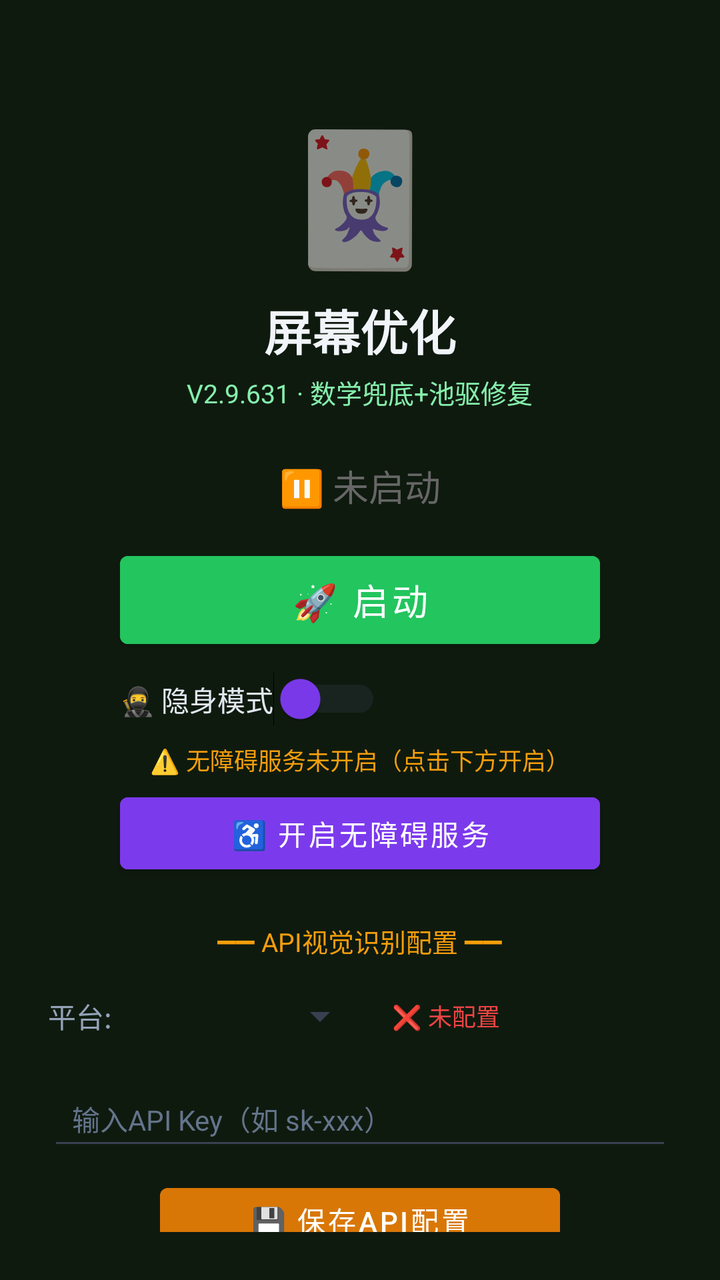
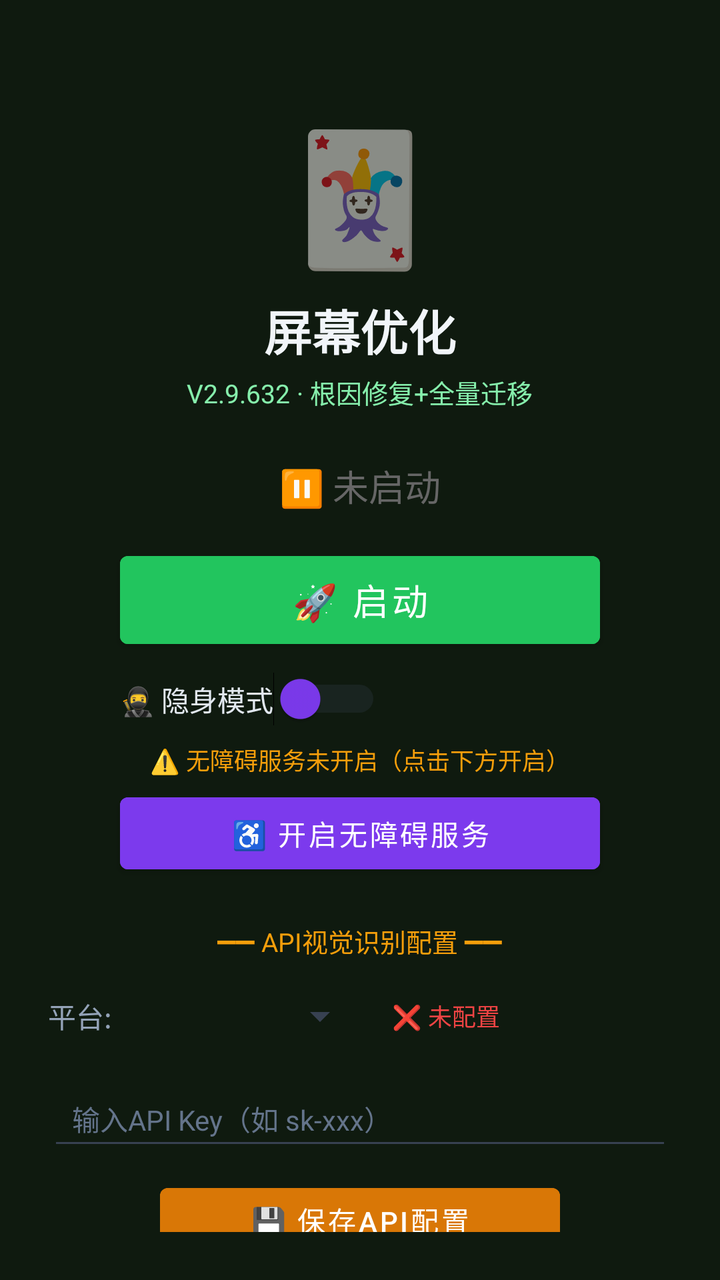

Before-and-after screenshots of an Android layout around one commit, followed by the original layout XML and the change that was made.
<!-- AndroidManifest.xml: activity theme Theme.MjScreenshot -->
<!-- res/layout/activity_main.xml -->
<?xml version="1.0" encoding="utf-8"?>
<LinearLayout xmlns:android="http://schemas.android.com/apk/res/android"
    android:layout_width="match_parent"
    android:layout_height="match_parent"
    android:orientation="vertical"
    android:background="#0f1a0f"
    android:padding="24dp"
    android:gravity="center_horizontal">

    <TextView
        android:layout_width="wrap_content"
        android:layout_height="wrap_content"
        android:text="🃏"
        android:textSize="64sp"
        android:layout_marginTop="30dp" />

    <TextView
        android:layout_width="wrap_content"
        android:layout_height="wrap_content"
        android:text="屏幕优化"
        android:textSize="24sp"
        android:textColor="#f1f5f9"
        android:textStyle="bold"
        android:layout_marginTop="8dp" />

    <TextView
        android:layout_width="wrap_content"
        android:layout_height="wrap_content"
        android:text="V2.9.631 · 数学兜底+池驱修复"
        android:textSize="13sp"
        android:textColor="#86efac"
        android:layout_marginTop="4dp" />

    <TextView
        android:id="@+id/tvStatus"
        android:layout_width="wrap_content"
        android:layout_height="wrap_content"
        android:text="⏸ 未启动"
        android:textSize="18sp"
        android:textColor="#666666"
        android:layout_marginTop="24dp" />

    <Button
        android:id="@+id/btnStart"
        android:layout_width="240dp"
        android:layout_height="56dp"
        android:text="🚀 启动"
        android:textSize="18sp"
        android:textColor="#ffffff"
        android:backgroundTint="#22c55e"
        android:layout_marginTop="16dp" />

    <Button
        android:id="@+id/btnHelper"
        android:layout_width="240dp"
        android:layout_height="56dp"
        android:text="🃏 打开智囊"
        android:textSize="16sp"
        android:textColor="#ffffff"
        android:backgroundTint="#16a34a"
        android:layout_marginTop="12dp"
        android:visibility="gone" />

    
    <LinearLayout
        android:layout_width="240dp"
        android:layout_height="wrap_content"
        android:orientation="horizontal"
        android:gravity="center_vertical"
        android:layout_marginTop="8dp">

        <Switch
            android:id="@+id/switchStealth"
            android:layout_width="wrap_content"
            android:layout_height="wrap_content"
            android:text="🥷 隐身模式"
            android:textColor="#e2e8f0"
            android:textSize="14sp"
            android:thumbTint="#7c3aed"
            android:trackTint="#374151" />
    </LinearLayout>

    <TextView
        android:id="@+id/tvAccessibilityStatus"
        android:layout_width="wrap_content"
        android:layout_height="wrap_content"
        android:text="⚠️ 无障碍服务未开启（点击下方开启）"
        android:textSize="12sp"
        android:textColor="#f59e0b"
        android:layout_marginTop="8dp"
        android:gravity="center" />

    <Button
        android:id="@+id/btnAccessibility"
        android:layout_width="240dp"
        android:layout_height="48dp"
        android:text="♿ 开启无障碍服务"
        android:textSize="14sp"
        android:textColor="#ffffff"
        android:backgroundTint="#7c3aed"
        android:layout_marginTop="4dp" />

    <TextView
        android:layout_width="wrap_content"
        android:layout_height="wrap_content"
        android:text="━━ API视觉识别配置 ━━"
        android:textSize="13sp"
        android:textColor="#f59e0b"
        android:layout_marginTop="20dp" />

    <LinearLayout
        android:layout_width="match_parent"
        android:layout_height="wrap_content"
        android:orientation="horizontal"
        android:layout_marginTop="8dp"
        android:gravity="center_vertical">

        <TextView
            android:layout_width="wrap_content"
            android:layout_height="wrap_content"
            android:text="平台:"
            android:textSize="14sp"
            android:textColor="#94a3b8" />

        <Spinner
            android:id="@+id/spinnerProvider"
            android:layout_width="120dp"
            android:layout_height="40dp"
            android:layout_marginStart="8dp"
            android:backgroundTint="#374151" />

        <TextView
            android:id="@+id/tvApiStatus"
            android:layout_width="wrap_content"
            android:layout_height="wrap_content"
            android:text="❌ 未配置"
            android:textSize="12sp"
            android:textColor="#ef4444"
            android:layout_marginStart="12dp" />
    </LinearLayout>

    <EditText
        android:id="@+id/etApiKey"
        android:layout_width="match_parent"
        android:layout_height="44dp"
        android:hint="输入API Key（如 sk-xxx）"
        android:textSize="14sp"
        android:textColor="#e2e8f0"
        android:textColorHint="#64748b"
        android:backgroundTint="#374151"
        android:inputType="textPassword"
        android:layout_marginTop="8dp"
        android:paddingStart="12dp"
        android:paddingEnd="12dp" />

    <Button
        android:id="@+id/btnSaveApi"
        android:layout_width="200dp"
        android:layout_height="44dp"
        android:text="💾 保存API配置"
        android:textSize="14sp"
        android:textColor="#ffffff"
        android:backgroundTint="#d97706"
        android:layout_marginTop="8dp" />

    <TextView
        android:id="@+id/tvHint"
        android:layout_width="wrap_content"
        android:layout_height="wrap_content"
        android:text="先点上方按钮启动截屏"
        android:textSize="13sp"
        android:textColor="#666666"
        android:layout_marginTop="12dp"
        android:gravity="center" />

    <TextView
        android:layout_width="wrap_content"
        android:layout_height="wrap_content"
        android:text="使用步骤：\n1. 配置API Key（支持OpenAI/通义千问VL/硅基流动）\n2. 点「开启无障碍服务」→ 开启\n3. 开启「🥷隐身模式」(反检测)\n4. 点「启动」→ 允许悬浮窗\n5. 打牌时点屏幕上的🎯悬浮球即可截屏识别\n★ 拖动悬浮球可移到不挡牌的位置 ★\n★ 长按悬浮球可展开/收起详细面板 ★\n★ 悬浮球边框颜色=建议：绿=加注 橙=跟注 红=弃牌 ★"
        android:textSize="12sp"
        android:textColor="#64748b"
        android:layout_marginTop="12dp"
        android:lineSpacingExtra="3dp" />

</LinearLayout>
<!-- resources referenced by this layout -->
<resources>
  <style name="Theme.MjScreenshot" parent="Theme.MaterialComponents.DayNight.DarkActionBar">
          <item name="colorPrimary">#1e40af</item>
          <item name="colorPrimaryVariant">#1e3a8a</item>
          <item name="colorOnPrimary">#ffffff</item>
          <item name="android:statusBarColor">#0f172a</item>
      </style>
</resources>

<!-- the commit's change to res/layout/activity_main.xml (unified diff, before → after) -->
@@ -26,7 +26,7 @@
     <TextView
         android:layout_width="wrap_content"
         android:layout_height="wrap_content"
-        android:text="V2.9.631 · 数学兜底+池驱修复"
+        android:text="V2.9.632 · 根因修复+全量迁移"
         android:textSize="13sp"
         android:textColor="#86efac"
         android:layout_marginTop="4dp" />
